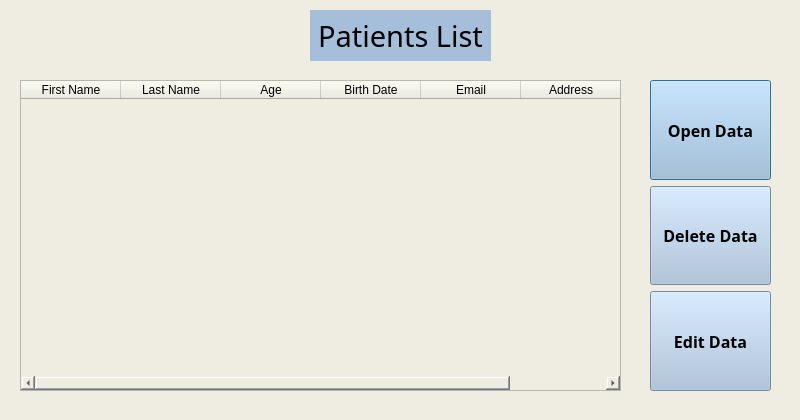
This is browser.ui in AlgoChad/Shit as Qt 5 draws it before an edit. The edited form follows.
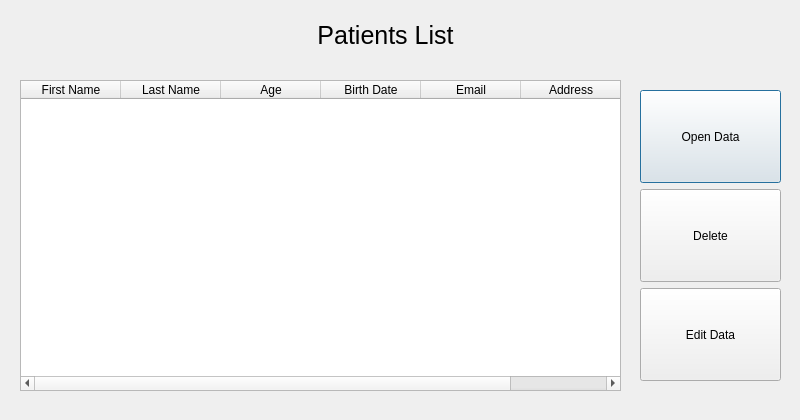
This is the edited form.

```diff
--- a/browser.ui
+++ b/browser.ui
@@ -19,33 +19,20 @@
   <property name="windowTitle">
    <string>Browse</string>
   </property>
-  <property name="styleSheet">
-   <string notr="true">background-color: rgb(239, 237, 225);</string>
-  </property>
   <widget class="QLabel" name="label">
    <property name="geometry">
     <rect>
      <x>310</x>
      <y>10</y>
-     <width>181</width>
+     <width>151</width>
      <height>51</height>
     </rect>
    </property>
    <property name="font">
     <font>
-     <family>Agency FB</family>
-     <pointsize>22</pointsize>
-     <weight>50</weight>
-     <bold>false</bold>
-     <underline>false</underline>
+     <pointsize>19</pointsize>
     </font>
    </property>
-   <property name="autoFillBackground">
-    <bool>false</bool>
-   </property>
-   <property name="styleSheet">
-    <string notr="true">background-color: rgb(165, 191, 218);</string>
-   </property>
    <property name="text">
     <string>Patients List</string>
    </property>
@@ -68,14 +55,6 @@
      <height>16777215</height>
     </size>
    </property>
-   <property name="font">
-    <font>
-     <family>Agency FB</family>
-     <pointsize>12</pointsize>
-     <weight>75</weight>
-     <bold>true</bold>
-    </font>
-   </property>
    <attribute name="horizontalHeaderCascadingSectionResizes">
     <bool>false</bool>
    </attribute>
@@ -122,10 +101,10 @@
   <widget class="QWidget" name="layoutWidget_2">
    <property name="geometry">
     <rect>
-     <x>650</x>
-     <y>80</y>
-     <width>121</width>
-     <height>311</height>
+     <x>640</x>
+     <y>90</y>
+     <width>141</width>
+     <height>291</height>
     </rect>
    </property>
    <layout class="QVBoxLayout" name="verticalLayout_2">
@@ -140,14 +119,6 @@
         <verstretch>0</verstretch>
        </sizepolicy>
       </property>
-      <property name="font">
-       <font>
-        <family>Agency FB</family>
-        <pointsize>12</pointsize>
-        <weight>75</weight>
-        <bold>true</bold>
-       </font>
-      </property>
       <property name="mouseTracking">
        <bool>true</bool>
       </property>
@@ -157,10 +128,6 @@
       <property name="autoFillBackground">
        <bool>false</bool>
       </property>
-      <property name="styleSheet">
-       <string notr="true">background-color: rgb(165, 191, 218);
-</string>
-      </property>
       <property name="text">
        <string>Open Data</string>
       </property>
@@ -186,14 +153,6 @@
         <verstretch>0</verstretch>
        </sizepolicy>
       </property>
-      <property name="font">
-       <font>
-        <family>Agency FB</family>
-        <pointsize>12</pointsize>
-        <weight>75</weight>
-        <bold>true</bold>
-       </font>
-      </property>
       <property name="mouseTracking">
        <bool>true</bool>
       </property>
@@ -203,11 +162,8 @@
       <property name="autoFillBackground">
        <bool>false</bool>
       </property>
-      <property name="styleSheet">
-       <string notr="true">background-color: rgb(165, 191, 218);</string>
-      </property>
       <property name="text">
-       <string>Delete Data</string>
+       <string>Delete</string>
       </property>
       <property name="checkable">
        <bool>false</bool>
@@ -228,17 +184,6 @@
         <verstretch>0</verstretch>
        </sizepolicy>
       </property>
-      <property name="font">
-       <font>
-        <family>Agency FB</family>
-        <pointsize>12</pointsize>
-        <weight>75</weight>
-        <bold>true</bold>
-       </font>
-      </property>
-      <property name="styleSheet">
-       <string notr="true">background-color: rgb(165, 191, 218);</string>
-      </property>
       <property name="text">
        <string>Edit Data</string>
       </property>
```
